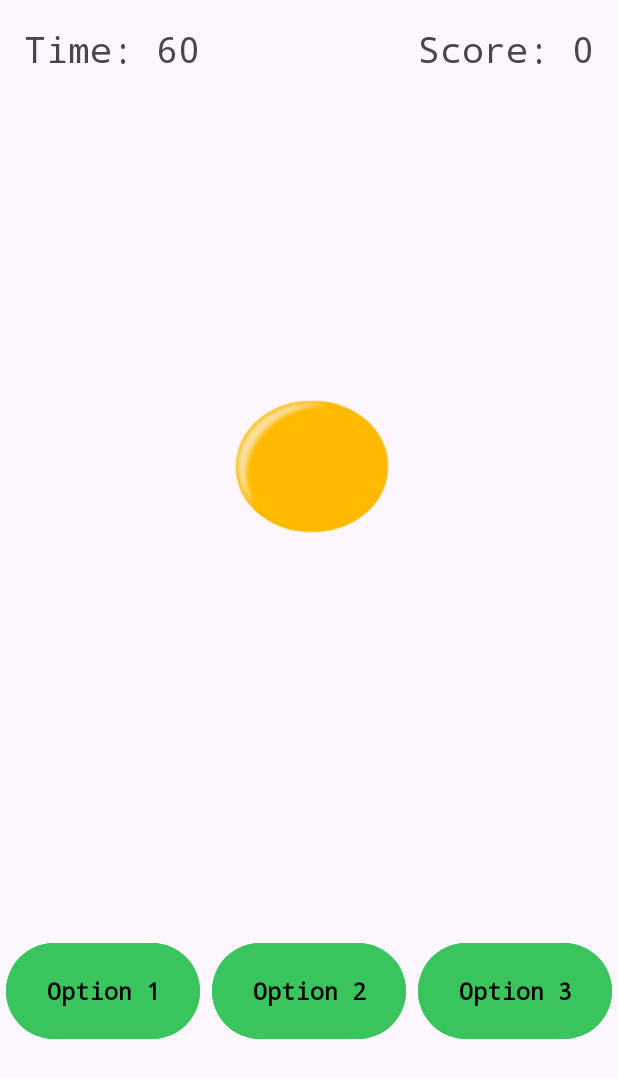
After one commit to sebastian9654/MobileAppProject, an Android app: the layout activity_food_match.xml on its own in the app's theme, with its tools: preview values and no code run, on a phone screen of 412 x 824 dp. The commit adds this screen. Shown: the top 1078 px of the screen. Run offline under Robolectric (Android 15) with nearby library versions, the phone set to English and light mode, and no system bars.

Commit message:
completely changed level to be a food-matching game

```diff
--- a/app/src/main/java/com/example/project1/MainActivity.java
+++ b/app/src/main/java/com/example/project1/MainActivity.java
@@ -44,7 +44,7 @@ public class MainActivity extends AppCompatActivity {
             @Override
             public void onClick(View v) {
                 // Start the game level activity
-                Intent intent = new Intent(MainActivity.this, JigsawPuzzleActivity.class);
+                Intent intent = new Intent(MainActivity.this, FoodMatch.class);
                 startActivity(intent);
             }
         });
--- /dev/null
+++ b/app/src/main/res/layout/activity_food_match.xml
@@ -0,0 +1,102 @@
+<androidx.constraintlayout.widget.ConstraintLayout
+    xmlns:android="http://schemas.android.com/apk/res/android"
+    xmlns:app="http://schemas.android.com/apk/res-auto"
+    android:layout_width="match_parent"
+    android:layout_height="match_parent">
+
+    <!-- Food image to match -->
+    <ImageView
+        android:id="@+id/foodToMatchView"
+        android:layout_width="300dp"
+        android:layout_height="325dp"
+        android:layout_marginTop="32dp"
+        android:src="@drawable/egg"
+        app:layout_constraintBottom_toTopOf="@+id/optionsLayout"
+        app:layout_constraintEnd_toEndOf="parent"
+        app:layout_constraintStart_toStartOf="parent"
+        app:layout_constraintTop_toTopOf="parent" />
+
+    <!-- Buttons for options -->
+    <LinearLayout
+        android:id="@+id/optionsLayout"
+        android:layout_width="match_parent"
+        android:layout_height="80dp"
+        android:layout_marginTop="16dp"
+        android:gravity="center"
+        android:orientation="horizontal"
+        app:layout_constraintBottom_toBottomOf="parent"
+        app:layout_constraintEnd_toEndOf="parent"
+        app:layout_constraintStart_toStartOf="parent"
+        app:layout_constraintTop_toBottomOf="@+id/foodToMatchView">
+
+        <Button
+            android:id="@+id/option1Button"
+            android:layout_width="0dp"
+            android:layout_height="match_parent"
+            android:layout_margin="4dp"
+            android:layout_weight="1"
+            android:backgroundTint="#39c45e"
+            android:fontFamily="monospace"
+            android:onClick="onOptionSelected"
+            android:text="Option 1"
+            android:textColor="#000000"
+            android:textSize="16sp"
+            android:textStyle="bold"
+            app:iconPadding="4dp" />
+
+        <Button
+            android:id="@+id/option2Button"
+            android:layout_width="0dp"
+            android:layout_height="match_parent"
+            android:layout_margin="4dp"
+            android:layout_weight="1"
+            android:backgroundTint="#39c45e"
+            android:fontFamily="monospace"
+            android:onClick="onOptionSelected"
+            android:text="Option 2"
+            android:textColor="#000000"
+            android:textSize="16sp"
+            android:textStyle="bold" />
+
+        <Button
+            android:id="@+id/option3Button"
+            android:layout_width="0dp"
+            android:layout_height="match_parent"
+            android:layout_margin="4dp"
+            android:layout_weight="1"
+            android:backgroundTint="#39c45e"
+            android:fontFamily="monospace"
+            android:onClick="onOptionSelected"
+            android:text="Option 3"
+            android:textColor="#000000"
+            android:textSize="16sp"
+            android:textStyle="bold" />
+    </LinearLayout>
+
+    <!-- Timer TextView -->
+    <TextView
+        android:id="@+id/timerTextView"
+        android:layout_width="wrap_content"
+        android:layout_height="wrap_content"
+        android:layout_marginStart="16dp"
+        android:layout_marginTop="16dp"
+        android:fontFamily="monospace"
+        android:text="Time: 60"
+        android:textSize="24sp"
+        app:layout_constraintStart_toStartOf="parent"
+        app:layout_constraintTop_toTopOf="parent" />
+
+    <!-- Score TextView -->
+    <TextView
+        android:id="@+id/scoreTextView"
+        android:layout_width="wrap_content"
+        android:layout_height="wrap_content"
+        android:layout_marginTop="16dp"
+        android:layout_marginEnd="16dp"
+        android:fontFamily="monospace"
+        android:text="Score: 0"
+        android:textSize="24sp"
+        app:layout_constraintEnd_toEndOf="parent"
+        app:layout_constraintTop_toTopOf="parent" />
+
+</androidx.constraintlayout.widget.ConstraintLayout>
```
Also changed, not shown: app/src/main/java/com/example/project1/FoodMatch.java (added, +136 -0 lines), app/src/main/java/com/example/project1/JigsawPuzzleActivity.java (deleted, +0 -137 lines), app/src/main/res/layout/activity_jigsaw_puzzle.xml (deleted, +0 -56 lines).
